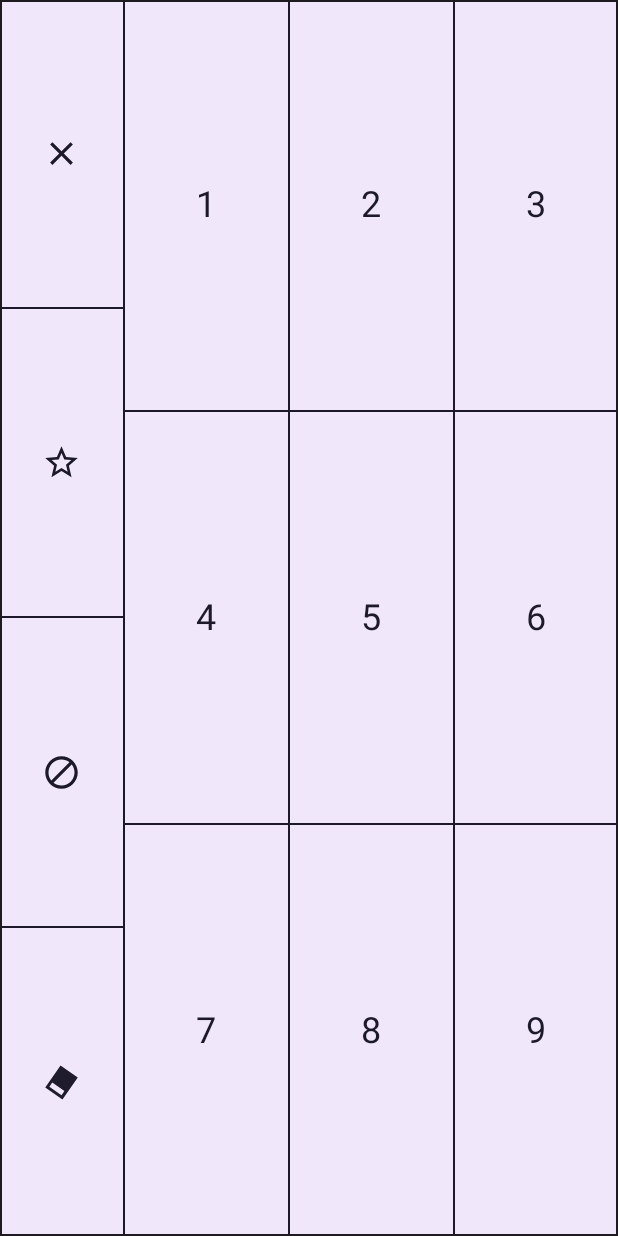
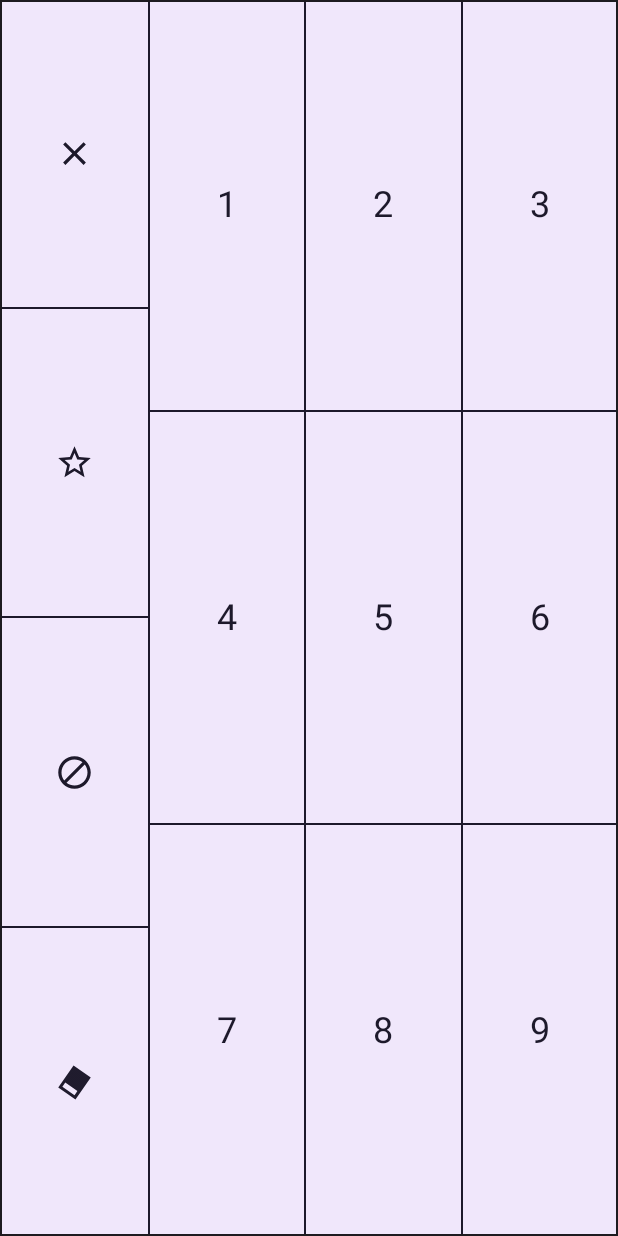
Before and after one commit to peterdevacc/Azure, an Android app built with Jetpack Compose: the composable GamePad shown on its own in the app's theme, on a phone screen of 412 x 824 dp. Run offline under Robolectric (Android 15) with nearby library versions, the light colour scheme and no system bars; our stand-ins replace accompanist.

Commit message:
small ui update

```diff
--- a/app/src/main/java/com/peter/azure/ui/game/GamePad.kt
+++ b/app/src/main/java/com/peter/azure/ui/game/GamePad.kt
@@ -60,7 +60,7 @@ fun GamePad(
             .border(1.dp, MaterialTheme.colorScheme.onBackground)
     ) {
         Column(
-            modifier = Modifier.weight(1f)
+            modifier = Modifier.weight(1.2f)
         ) {
             ActionIcon(
                 iconId = R.drawable.ic_clear_24,
@@ -118,7 +118,7 @@ fun GamePad(
                 .width(1.dp)
         )
         Column(
-            modifier = Modifier.weight(4f)
+            modifier = Modifier.weight(3.8f)
         ) {
             val times = 3
             for (i in 0..2) {
```
